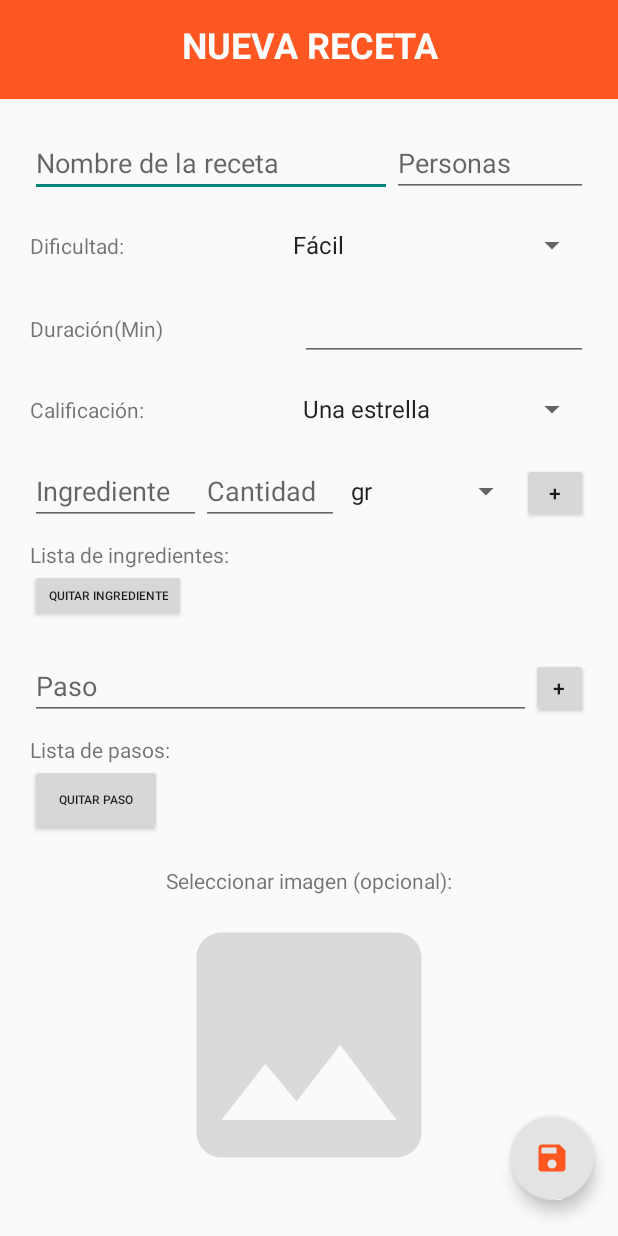
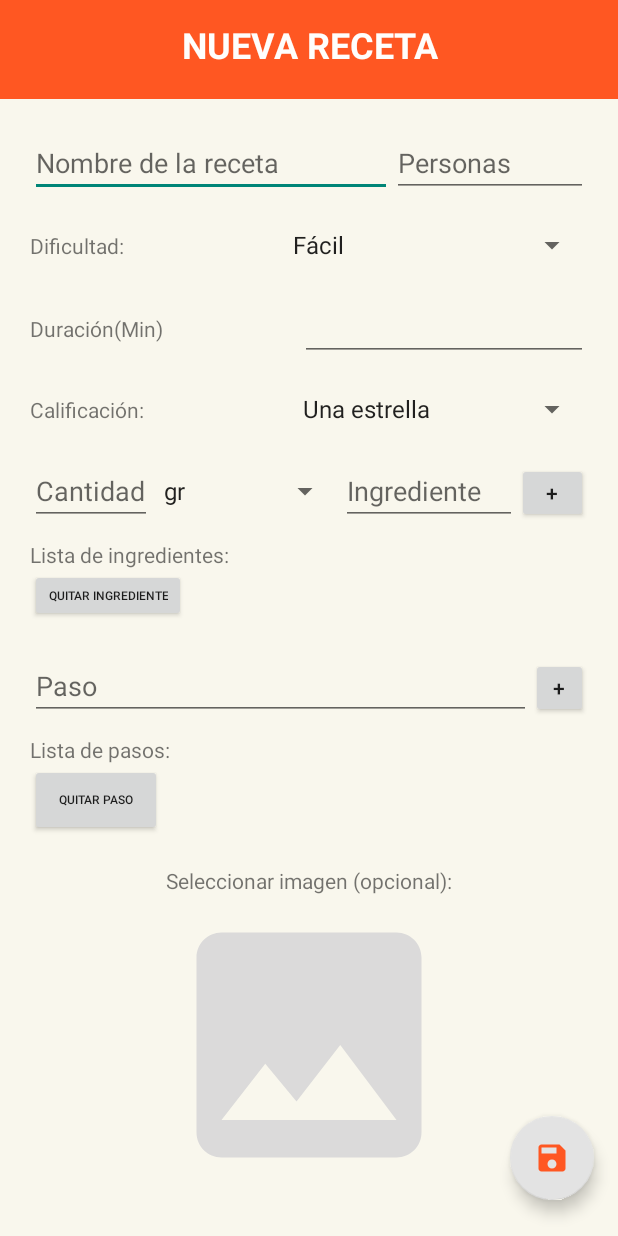
Before and after one commit to DanielGM-code/Recetario, an Android app: the RegistrarReceta screen opened directly, with no data from a screen before it, on a phone screen of 412 x 824 dp. Run offline under Robolectric (Android 15) with nearby library versions, the phone set to English and light mode, and no system bars; our stand-ins replace Room's generated code; pictures from the network do not load.

Commit message:
Versión 1.0

```diff
--- a/Recetario/app/src/main/res/layout/activity_favoritos.xml
+++ b/Recetario/app/src/main/res/layout/activity_favoritos.xml
@@ -4,6 +4,7 @@
     xmlns:tools="http://schemas.android.com/tools"
     android:layout_width="match_parent"
     android:layout_height="match_parent"
+    android:background="#F9F7ED"
     tools:context=".Favoritos">
 
     <LinearLayout
@@ -32,6 +33,7 @@
     <LinearLayout
         android:layout_width="411dp"
         android:layout_height="665dp"
+        android:background="#F9F7ED"
         android:orientation="vertical"
         app:layout_constraintBottom_toBottomOf="parent"
         app:layout_constraintEnd_toEndOf="parent"
@@ -41,6 +43,7 @@
         <ListView
             android:id="@+id/listViewListaFavoritos"
             android:layout_width="match_parent"
-            android:layout_height="match_parent" />
+            android:layout_height="match_parent"
+            android:background="#F9F7ED" />
     </LinearLayout>
 </androidx.constraintlayout.widget.ConstraintLayout>
--- a/Recetario/app/src/main/res/layout/activity_informacion.xml
+++ b/Recetario/app/src/main/res/layout/activity_informacion.xml
@@ -4,6 +4,7 @@
     xmlns:tools="http://schemas.android.com/tools"
     android:layout_width="match_parent"
     android:layout_height="match_parent"
+    android:background="#F9F7ED"
     tools:context=".Informacion">
 
     <LinearLayout
@@ -35,6 +36,7 @@
     <LinearLayout
         android:layout_width="match_parent"
         android:layout_height="wrap_content"
+        android:background="#F9F7ED"
         android:gravity="center|center_horizontal|center_vertical"
         android:orientation="vertical"
         app:layout_constraintBottom_toBottomOf="parent"
@@ -51,6 +53,7 @@
         <LinearLayout
             android:layout_width="wrap_content"
             android:layout_height="wrap_content"
+            android:background="#F9F7ED"
             android:orientation="horizontal">
 
             <ImageButton
--- a/Recetario/app/src/main/res/layout/activity_inspiracion.xml
+++ b/Recetario/app/src/main/res/layout/activity_inspiracion.xml
@@ -8,7 +8,8 @@
 
     <ScrollView
         android:layout_width="match_parent"
-        android:layout_height="match_parent">
+        android:layout_height="match_parent"
+        android:background="#F9F7ED">
 
         <LinearLayout
             android:layout_width="match_parent"
--- a/Recetario/app/src/main/res/layout/activity_lista_recetas.xml
+++ b/Recetario/app/src/main/res/layout/activity_lista_recetas.xml
@@ -4,6 +4,7 @@
     xmlns:tools="http://schemas.android.com/tools"
     android:layout_width="match_parent"
     android:layout_height="match_parent"
+    android:background="#F9F7ED"
     tools:context=".ListaRecetas">
 
     <com.google.android.material.floatingactionbutton.FloatingActionButton
--- a/Recetario/app/src/main/res/layout/activity_registrar_receta.xml
+++ b/Recetario/app/src/main/res/layout/activity_registrar_receta.xml
@@ -4,6 +4,7 @@
     xmlns:tools="http://schemas.android.com/tools"
     android:layout_width="match_parent"
     android:layout_height="match_parent"
+    android:background="#F9F7ED"
     tools:context=".RegistrarReceta">
 
     <ScrollView
@@ -59,7 +60,8 @@
                         android:layout_weight="1"
                         android:ems="10"
                         android:hint="Nombre de la receta"
-                        android:inputType="textPersonName" />
+                        android:inputType="textPersonName"
+                        android:maxLength="25" />
 
                     <EditText
                         android:id="@+id/editTextNumPersonas"
@@ -68,7 +70,8 @@
                         android:layout_weight="1"
                         android:ems="10"
                         android:hint="Personas"
-                        android:inputType="numberSigned" />
+                        android:inputType="numberSigned"
+                        android:maxLength="3" />
                 </LinearLayout>
 
                 <LinearLayout
@@ -115,7 +118,8 @@
                         android:layout_height="wrap_content"
                         android:layout_weight="1"
                         android:ems="10"
-                        android:inputType="numberSigned" />
+                        android:inputType="numberSigned"
+                        android:maxLength="4" />
                 </LinearLayout>
 
                 <LinearLayout
@@ -150,28 +154,30 @@
                     android:orientation="horizontal">
 
                     <EditText
+                        android:id="@+id/editTextCantidad"
+                        android:layout_width="85dp"
+                        android:layout_height="wrap_content"
+                        android:layout_weight="1"
+                        android:ems="10"
+                        android:hint="Cantidad"
+                        android:inputType="numberDecimal"
+                        android:maxLength="5" />
+
+                    <Spinner
+                        android:id="@+id/spinnerUnidad"
+                        android:layout_width="130dp"
+                        android:layout_height="match_parent"
+                        android:layout_weight="1" />
+
+                    <EditText
                         android:id="@+id/editTextIngrediente"
                         android:layout_width="122dp"
                         android:layout_height="wrap_content"
                         android:layout_weight="1"
                         android:ems="10"
                         android:hint="Ingrediente"
-                        android:inputType="textPersonName" />
-
-                    <EditText
-                        android:id="@+id/editTextCantidad"
-                        android:layout_width="100dp"
-                        android:layout_height="wrap_content"
-                        android:layout_weight="1"
-                        android:ems="10"
-                        android:hint="Cantidad"
-                        android:inputType="numberDecimal" />
-
-                    <Spinner
-                        android:id="@+id/spinnerUnidad"
-                        android:layout_width="130dp"
-                        android:layout_height="match_parent"
-                        android:layout_weight="1" />
+                        android:inputType="textPersonName"
+                        android:maxLength="30" />
 
                     <Button
                         android:id="@+id/botonAgregarIngrediente"
@@ -209,25 +215,27 @@
                         android:orientation="horizontal">
 
                         <LinearLayout
-                            android:id="@+id/layoutIngrediente"
-                            android:layout_width="match_parent"
+                            android:id="@+id/layoutCantidad"
+                            android:layout_width="15dp"
                             android:layout_height="wrap_content"
                             android:layout_weight="1"
-                            android:orientation="vertical"/>
+                            android:orientation="vertical">
 
-                        <LinearLayout
-                            android:id="@+id/layoutCantidad"
-                            android:layout_width="match_parent"
-                            android:layout_height="wrap_content"
-                            android:layout_weight="1"
-                            android:orientation="vertical"/>
+                        </LinearLayout>
 
                         <LinearLayout
                             android:id="@+id/layoutUnidad"
-                            android:layout_width="match_parent"
+                            android:layout_width="15dp"
                             android:layout_height="wrap_content"
                             android:layout_weight="1"
-                            android:orientation="vertical"/>
+                            android:orientation="vertical" />
+
+                        <LinearLayout
+                            android:id="@+id/layoutIngrediente"
+                            android:layout_width="220dp"
+                            android:layout_height="wrap_content"
+                            android:layout_weight="1"
+                            android:orientation="vertical" />
 
                     </LinearLayout>
 
@@ -287,12 +295,6 @@
                         android:orientation="horizontal">
 
                         <LinearLayout
-                            android:id="@+id/layoutNumeroPaso"
-                            android:layout_width="25dp"
-                            android:layout_height="wrap_content"
-                            android:orientation="vertical" />
-
-                        <LinearLayout
                             android:id="@+id/layoutDescripcion"
                             android:layout_width="match_parent"
                             android:layout_height="wrap_content"
```
Also changed, not shown: Recetario/app/src/main/AndroidManifest.xml (+6 -5 lines), Recetario/app/src/main/java/com/example/recetario/MainActivity.kt (+7 -3 lines), Recetario/app/src/main/java/com/example/recetario/ManualDeUsuario.kt (added, +11 -0 lines), Recetario/app/src/main/java/com/example/recetario/RegistrarReceta.kt (+4 -7 lines), Recetario/app/src/main/java/com/example/recetario/ResumenReceta.kt (+19 -12 lines), Recetario/app/src/main/res/layout/activity_main.xml (+22 -10 lines), Recetario/app/src/main/res/layout/activity_manual_de_usuario.xml (added, +34 -0 lines), Recetario/app/src/main/res/layout/activity_resumen_receta.xml (+8 -12 lines), Recetario/app/src/main/res/drawable/imagenmanual.png (added), Recetario/app/src/main/res/drawable/manual_dos.png (added), Recetario/app/src/main/res/drawable/manual_uno.png (added), 1 other file.
